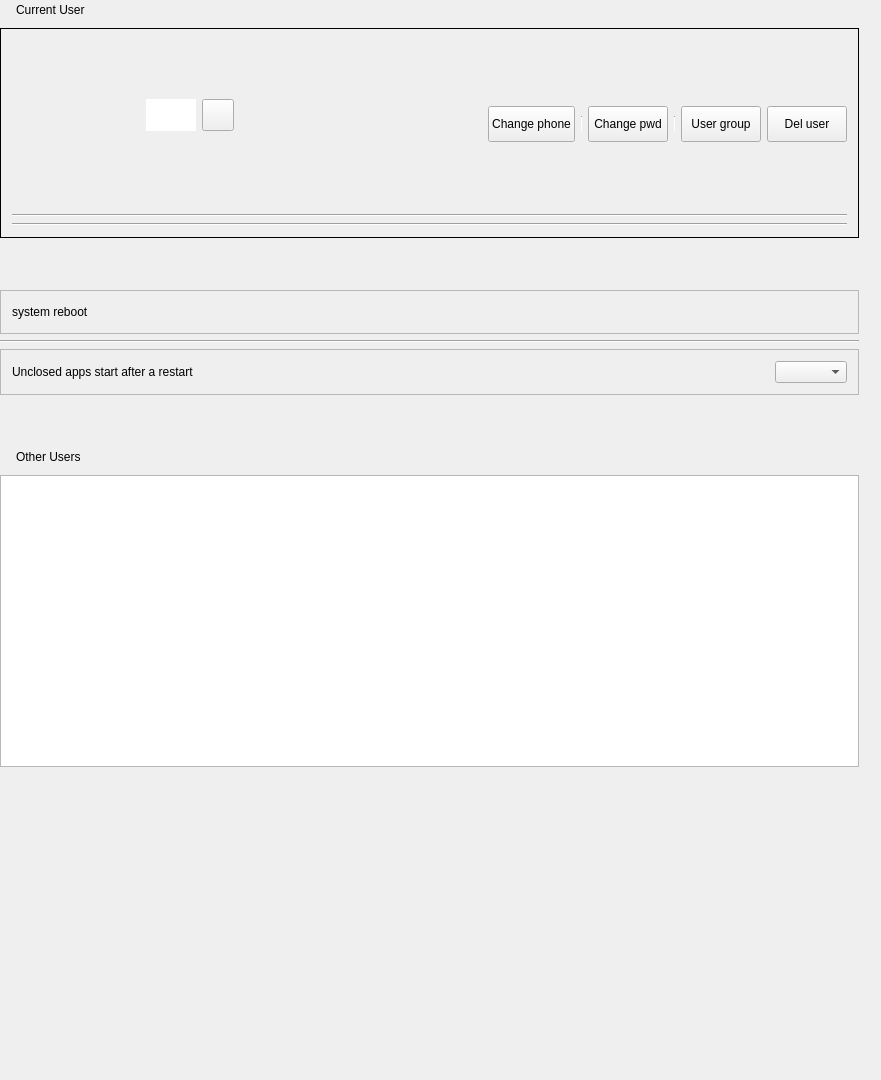
First picture: the form in plugins/account/userinfo/userinfo.ui, repository ukui/ukui-control-center, before the edit.
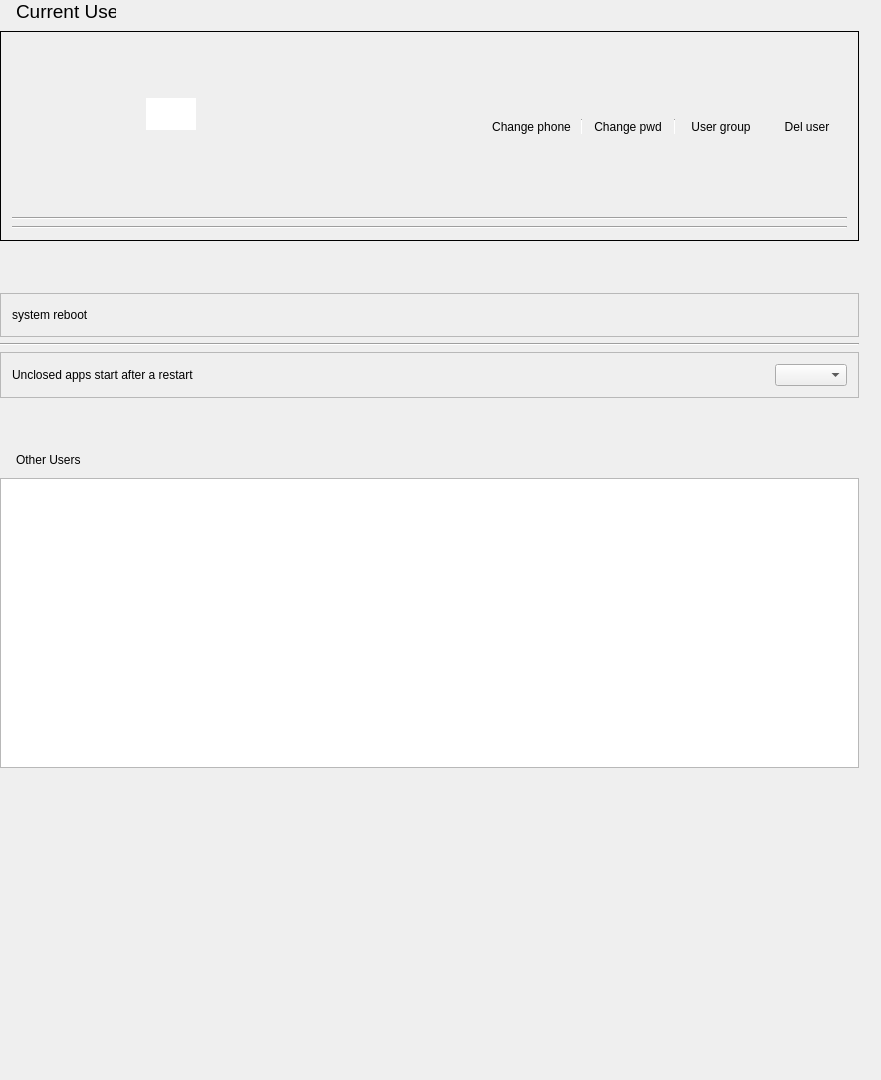
Second picture: the form after the edit.

```diff
--- a/plugins/account/userinfo/userinfo.ui
+++ b/plugins/account/userinfo/userinfo.ui
@@ -73,6 +73,11 @@
                 <height>16777215</height>
                </size>
               </property>
+              <property name="font">
+               <font>
+                <pointsize>14</pointsize>
+               </font>
+              </property>
               <property name="text">
                <string>Current User</string>
               </property>
@@ -193,6 +198,11 @@
                      <height>16777215</height>
                     </size>
                    </property>
+                   <property name="font">
+                    <font>
+                     <pointsize>18</pointsize>
+                    </font>
+                   </property>
                    <property name="frame">
                     <bool>false</bool>
                    </property>
@@ -215,6 +225,9 @@
                    <property name="text">
                     <string/>
                    </property>
+                   <property name="flat">
+                    <bool>true</bool>
+                   </property>
                   </widget>
                  </item>
                  <item>
@@ -252,6 +265,11 @@
                    <height>16777215</height>
                   </size>
                  </property>
+                 <property name="font">
+                  <font>
+                   <pointsize>14</pointsize>
+                  </font>
+                 </property>
                  <property name="text">
                   <string/>
                  </property>
@@ -304,9 +322,15 @@
                    <height>36</height>
                   </size>
                  </property>
+                 <property name="styleSheet">
+                  <string notr="true"/>
+                 </property>
                  <property name="text">
                   <string>Change phone</string>
                  </property>
+                 <property name="flat">
+                  <bool>true</bool>
+                 </property>
                 </widget>
                </item>
               </layout>
@@ -349,9 +373,15 @@
                    <height>36</height>
                   </size>
                  </property>
+                 <property name="styleSheet">
+                  <string notr="true"/>
+                 </property>
                  <property name="text">
                   <string>Change pwd</string>
                  </property>
+                 <property name="flat">
+                  <bool>true</bool>
+                 </property>
                 </widget>
                </item>
               </layout>
@@ -400,9 +430,15 @@
                    <height>36</height>
                   </size>
                  </property>
+                 <property name="styleSheet">
+                  <string notr="true"/>
+                 </property>
                  <property name="text">
                   <string>User group</string>
                  </property>
+                 <property name="flat">
+                  <bool>true</bool>
+                 </property>
                 </widget>
                </item>
               </layout>
@@ -426,9 +462,15 @@
                    <height>36</height>
                   </size>
                  </property>
+                 <property name="styleSheet">
+                  <string notr="true"/>
+                 </property>
                  <property name="text">
                   <string>Del user</string>
                  </property>
+                 <property name="flat">
+                  <bool>true</bool>
+                 </property>
                 </widget>
                </item>
               </layout>
```
